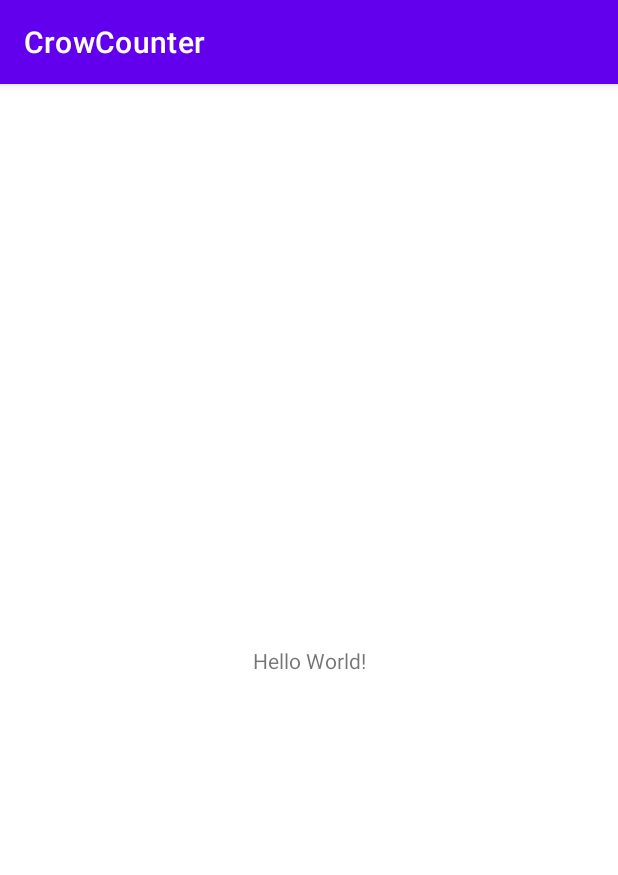
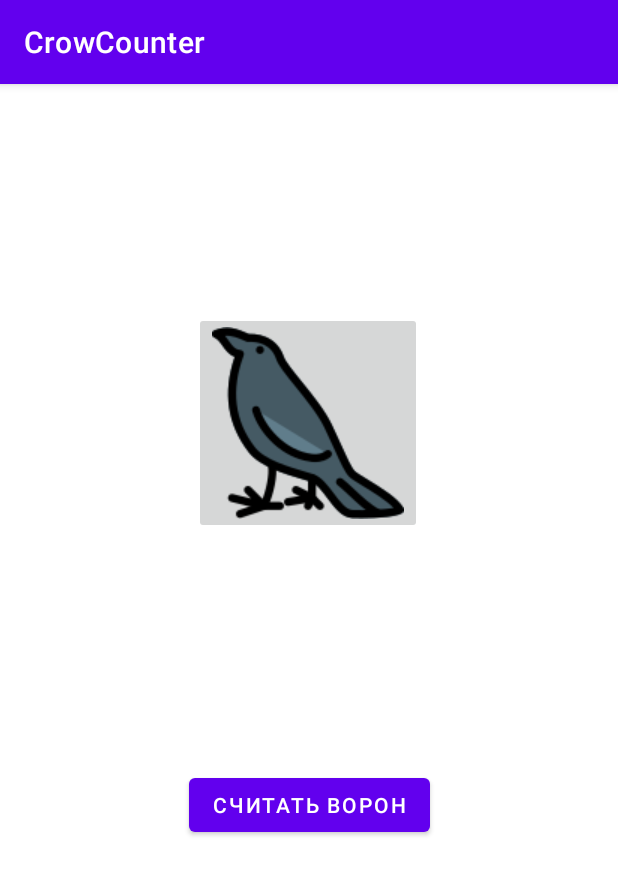
Before and after one commit to excitexcite/CrowCounter, an Android app: the screen it shows after launch (MainActivity), on a phone screen of 412 x 824 dp. Shown: the top 875 px of the screen. Run offline under Robolectric (Android 15) with nearby library versions, the phone set to English and light mode, and no system bars.

Commit message:
Implement ability to count crows by clicking both crow image and calc button

```diff
--- a/app/src/main/java/com/peapod/crowcounter/MainActivity.java
+++ b/app/src/main/java/com/peapod/crowcounter/MainActivity.java
@@ -3,12 +3,25 @@ package com.peapod.crowcounter;
 import androidx.appcompat.app.AppCompatActivity;
 
 import android.os.Bundle;
+import android.view.View;
+import android.widget.TextView;
 
 public class MainActivity extends AppCompatActivity {
+
+    private TextView textView; // создали переменную, с помощью которой будем управлять выводом кол-ва ворон
+    private int crowNumber; // переменная для хранения кол-ва ворон
+
 
     @Override
     protected void onCreate(Bundle savedInstanceState) {
         super.onCreate(savedInstanceState);
         setContentView(R.layout.activity_main);
+        textView = findViewById(R.id.crowNumText); // связали созданную переменную с id с макета
     }
+
+    public void countCrow(View view) {
+        crowNumber++; // увеличили кол-во ворон на 1
+        textView.setText("Насчитано " + crowNumber + " ворон"); // вывели текст на экран
+    }
+
 }
--- a/app/src/main/res/layout/activity_main.xml
+++ b/app/src/main/res/layout/activity_main.xml
@@ -7,12 +7,38 @@
     tools:context=".MainActivity">
 
     <TextView
+        android:id="@+id/crowNumText"
         android:layout_width="wrap_content"
         android:layout_height="wrap_content"
-        android:text="Hello World!"
+        android:textSize="30sp"
         app:layout_constraintBottom_toBottomOf="parent"
         app:layout_constraintLeft_toLeftOf="parent"
         app:layout_constraintRight_toRightOf="parent"
         app:layout_constraintTop_toTopOf="parent" />
 
+    <ImageButton
+        android:id="@+id/imageButton"
+        android:layout_width="wrap_content"
+        android:layout_height="wrap_content"
+        app:layout_constraintBottom_toTopOf="@+id/crowNumText"
+        app:layout_constraintEnd_toEndOf="parent"
+        app:layout_constraintHorizontal_bias="0.498"
+        app:layout_constraintStart_toStartOf="parent"
+        app:layout_constraintTop_toTopOf="parent"
+        app:layout_constraintVertical_bias="0.703"
+        app:srcCompat="@drawable/crow"
+        android:onClick="countCrow" />
+
+    <Button
+        android:id="@+id/button"
+        android:layout_width="wrap_content"
+        android:layout_height="wrap_content"
+        android:onClick="countCrow"
+        android:text="Считать ворон"
+        app:layout_constraintBottom_toBottomOf="parent"
+        app:layout_constraintEnd_toEndOf="parent"
+        app:layout_constraintStart_toStartOf="parent"
+        app:layout_constraintTop_toBottomOf="@+id/crowNumText"
+        app:layout_constraintVertical_bias="0.164" />
+
 </androidx.constraintlayout.widget.ConstraintLayout>
```
Also changed, not shown: app/src/main/res/drawable/crow.png (added).
